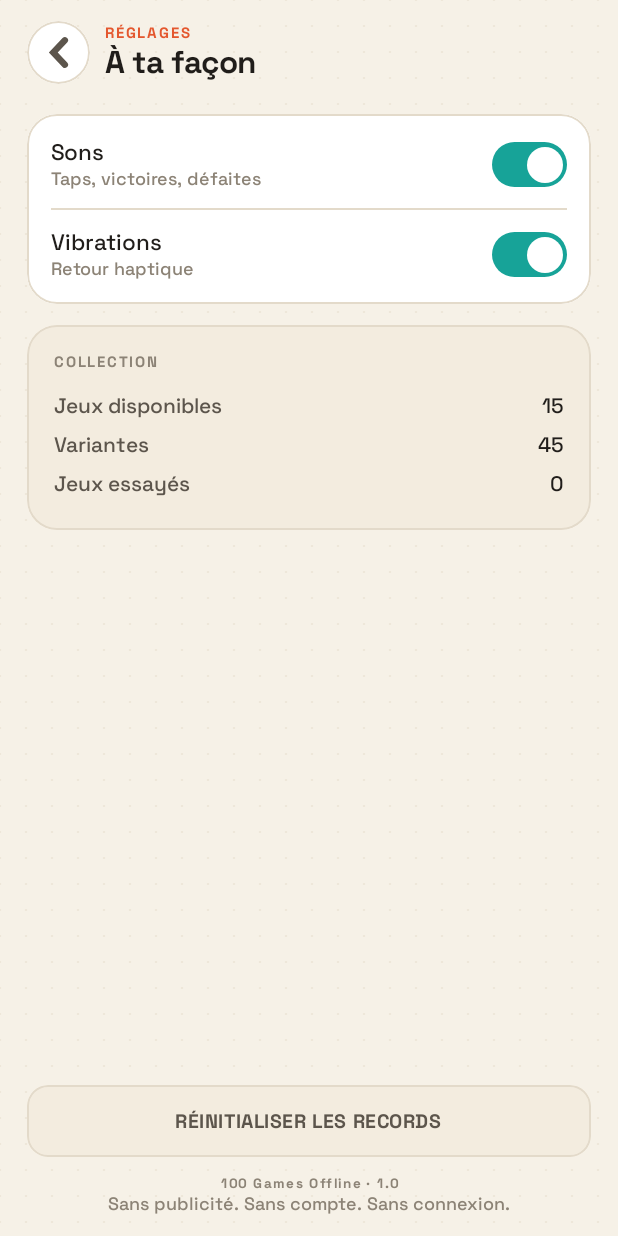
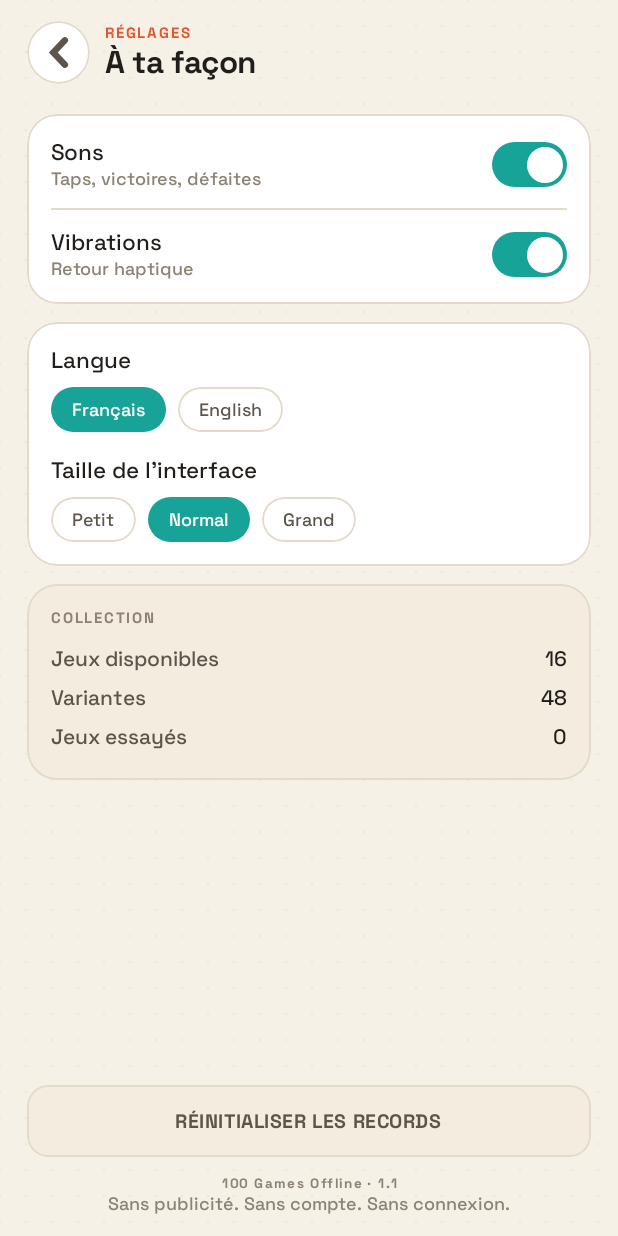
Before and after one commit to joynix28/100-games-offline, an Android app built with Jetpack Compose: the composable SettingsScreen shown on its own in the app's theme, on a phone screen of 412 x 824 dp. Run offline under Robolectric (Android 15) with nearby library versions, the phone set to English and light mode, and no system bars.

Commit message:
feat: langue FR/EN, zoom, jeu de dames
- réglages langue et taille d'interface, persistés
- hub, réglages et panneau de fin traduits
- 16e jeu : Dames (3 formats)
- README mis à jour

```diff
--- a/app/build.gradle.kts
+++ b/app/build.gradle.kts
@@ -21,8 +21,8 @@ android {
         applicationId = "com.botillon.games"
         minSdk = 26
         targetSdk = 35
-        versionCode = 2
-        versionName = "1.0.1"
+        versionCode = 3
+        versionName = "1.0.2"
         resourceConfigurations += listOf("fr", "en")
         vectorDrawables { useSupportLibrary = true }
     }
--- a/app/src/main/kotlin/com/botillon/games/AndroidProgressStore.kt
+++ b/app/src/main/kotlin/com/botillon/games/AndroidProgressStore.kt
@@ -32,6 +32,10 @@ class AndroidProgressStore(context: Context) : ProgressStore {
             played = played,
             sound = prefs.getBoolean("sound", true),
             haptics = prefs.getBoolean("haptics", true),
+            lang = runCatching {
+                com.botillon.games.ui.Lang.valueOf(prefs.getString("lang", "FR") ?: "FR")
+            }.getOrDefault(com.botillon.games.ui.Lang.FR),
+            zoom = prefs.getFloat("zoom", 1f),
         )
     }
 
@@ -41,6 +45,8 @@ class AndroidProgressStore(context: Context) : ProgressStore {
             .putString("played", progress.played.joinToString(","))
             .putBoolean("sound", progress.sound)
             .putBoolean("haptics", progress.haptics)
+            .putString("lang", progress.lang.name)
+            .putFloat("zoom", progress.zoom)
             .apply()
     }
 }
--- a/desktop/src/main/kotlin/com/botillon/games/DesktopPlatform.kt
+++ b/desktop/src/main/kotlin/com/botillon/games/DesktopPlatform.kt
@@ -34,6 +34,10 @@ class DesktopProgressStore : ProgressStore {
                 played = props.getProperty("played").orEmpty().split(',').filter { it.isNotBlank() }.toSet(),
                 sound = props.getProperty("sound")?.toBooleanStrictOrNull() ?: true,
                 haptics = props.getProperty("haptics")?.toBooleanStrictOrNull() ?: true,
+                lang = runCatching {
+                    com.botillon.games.ui.Lang.valueOf(props.getProperty("lang", "FR"))
+                }.getOrDefault(com.botillon.games.ui.Lang.FR),
+                zoom = props.getProperty("zoom")?.toFloatOrNull() ?: 1f,
             )
         }.getOrDefault(Progress())
     }
@@ -46,6 +50,8 @@ class DesktopProgressStore : ProgressStore {
             props.setProperty("played", progress.played.joinToString(","))
             props.setProperty("sound", progress.sound.toString())
             props.setProperty("haptics", progress.haptics.toString())
+            props.setProperty("lang", progress.lang.name)
+            props.setProperty("zoom", progress.zoom.toString())
             file.outputStream().use { props.store(it, "100 Games Offline") }
         }
     }
--- a/shared/src/commonMain/kotlin/com/botillon/games/ui/Catalog.kt
+++ b/shared/src/commonMain/kotlin/com/botillon/games/ui/Catalog.kt
@@ -1,6 +1,7 @@
 package com.botillon.games.ui
 
 import com.botillon.games.games.BreakoutGame
+import com.botillon.games.games.CheckersGame
 import com.botillon.games.games.Connect4Game
 import com.botillon.games.games.Game2048Entry
 import com.botillon.games.games.MemoryGame
@@ -38,6 +39,7 @@ object Catalog {
         Connect4Game.entry,
         MathGame.entry,
         HangmanGame.entry,
+        CheckersGame.entry,
     )
 
     fun byId(id: String): GameEntry? = entries.firstOrNull { it.id == id }
--- a/shared/src/commonMain/kotlin/com/botillon/games/ui/Platform.kt
+++ b/shared/src/commonMain/kotlin/com/botillon/games/ui/Platform.kt
@@ -28,6 +28,8 @@ data class Progress(
     val played: Set<String> = emptySet(),
     val sound: Boolean = true,
     val haptics: Boolean = true,
+    val lang: Lang = Lang.FR,
+    val zoom: Float = 1f,
 ) {
     fun bestOf(id: String): Long = best[id] ?: 0L
 }
--- a/shared/src/commonMain/kotlin/com/botillon/games/ui/SettingsScreen.kt
+++ b/shared/src/commonMain/kotlin/com/botillon/games/ui/SettingsScreen.kt
@@ -3,6 +3,7 @@ package com.botillon.games.ui
 import androidx.compose.animation.core.animateFloatAsState
 import androidx.compose.animation.core.tween
 import androidx.compose.foundation.background
+import androidx.compose.foundation.border
 import androidx.compose.foundation.clickable
 import androidx.compose.foundation.layout.Box
 import androidx.compose.foundation.layout.Column
@@ -26,6 +27,7 @@ import androidx.compose.ui.Alignment
 import androidx.compose.ui.Modifier
 import androidx.compose.ui.draw.clip
 import androidx.compose.ui.graphics.Color
+import androidx.compose.ui.text.style.TextAlign
 import androidx.compose.ui.unit.dp
 import androidx.compose.ui.unit.sp
 
@@ -35,8 +37,11 @@ fun SettingsScreen(
     onBack: () -> Unit,
     onToggleSound: (Boolean) -> Unit,
     onToggleHaptics: (Boolean) -> Unit,
+    onLang: (Lang) -> Unit,
+    onZoom: (Float) -> Unit,
     onReset: () -> Unit,
 ) {
+    val s = LocalStrings.current
     var confirm by remember { mutableStateOf(false) }
 
     Backdrop {
@@ -51,8 +56,8 @@ fun SettingsScreen(
                 }
                 Spacer(Modifier.width(10.dp))
                 Column {
-                    AppText("RÉGLAGES", style = Typo.label, color = Ink.Coral)
-                    AppText("À ta façon", style = Typo.title, color = Ink.Text)
+                    AppText(s.settings, style = Typo.label, color = Ink.Coral)
+                    AppText(s.settingsSub, style = Typo.title, color = Ink.Text)
                 }
             }
 
@@ -60,57 +65,65 @@ fun SettingsScreen(
 
             Panel(Modifier.fillMaxWidth()) {
                 Column(Modifier.padding(vertical = 4.dp)) {
-                    SettingRow(
-                        title = "Sons",
-                        subtitle = "Taps, victoires, défaites",
-                        checked = progress.sound,
-                        onChange = onToggleSound,
-                    )
-                    Box(
-                        Modifier
-                            .fillMaxWidth()
-                            .padding(horizontal = 16.dp)
-                            .height(1.dp)
-                            .background(Ink.Line),
-                    )
-                    SettingRow(
-                        title = "Vibrations",
-                        subtitle = "Retour haptique",
-                        checked = progress.haptics,
-                        onChange = onToggleHaptics,
-                    )
+                    SettingRow(s.sound, s.soundSub, progress.sound, onToggleSound)
+                    Box(Modifier.fillMaxWidth().padding(horizontal = 16.dp).height(1.dp).background(Ink.Line))
+                    SettingRow(s.haptics, s.hapticsSub, progress.haptics, onToggleHaptics)
                 }
             }
 
-            Spacer(Modifier.height(14.dp))
+            Spacer(Modifier.height(12.dp))
+
+            Panel(Modifier.fillMaxWidth()) {
+                Column(Modifier.padding(16.dp)) {
+                    AppText(s.language, style = Typo.body.copy(fontSize = 15.sp), color = Ink.Text)
+                    Spacer(Modifier.height(8.dp))
+                    Row {
+                        ChoiceChip("Français", progress.lang == Lang.FR) { onLang(Lang.FR) }
+                        Spacer(Modifier.width(8.dp))
+                        ChoiceChip("English", progress.lang == Lang.EN) { onLang(Lang.EN) }
+                    }
+                    Spacer(Modifier.height(16.dp))
+                    AppText(s.zoom, style = Typo.body.copy(fontSize = 15.sp), color = Ink.Text)
+                    Spacer(Modifier.height(8.dp))
+                    Row {
+                        ChoiceChip(s.zoomSmall, progress.zoom < 0.95f) { onZoom(0.88f) }
+                        Spacer(Modifier.width(8.dp))
+                        ChoiceChip(s.zoomNormal, progress.zoom in 0.95f..1.05f) { onZoom(1f) }
+                        Spacer(Modifier.width(8.dp))
+                        ChoiceChip(s.zoomLarge, progress.zoom > 1.05f) { onZoom(1.14f) }
+                    }
+                }
+            }
+
+            Spacer(Modifier.height(12.dp))
 
             Panel(Modifier.fillMaxWidth(), color = Ink.CardAlt) {
-                Column(Modifier.padding(18.dp)) {
-                    AppText("COLLECTION", style = Typo.label, color = Ink.Muted)
-                    Spacer(Modifier.height(10.dp))
-                    StatLine("Jeux disponibles", "${Catalog.entries.size}")
-                    StatLine("Variantes", "${Catalog.variantCount}")
-                    StatLine("Jeux essayés", "${progress.played.size}")
+                Column(Modifier.padding(16.dp)) {
+                    AppText(s.collection, style = Typo.label, color = Ink.Muted)
+                    Spacer(Modifier.height(8.dp))
+                    StatLine(s.gamesAvailable, "${Catalog.entries.size}")
+                    StatLine(s.variantsCount, "${Catalog.variantCount}")
+                    StatLine(s.tried, "${progress.played.size}")
                 }
             }
 
             Spacer(Modifier.weight(1f))
 
-            SecondaryButton("RÉINITIALISER LES RECORDS", { confirm = true }, Modifier.fillMaxWidth())
+            SecondaryButton(s.resetRecords, { confirm = true }, Modifier.fillMaxWidth())
             Spacer(Modifier.height(12.dp))
             AppText(
-                "100 Games Offline · 1.0",
+                "100 Games Offline · 1.1",
                 style = Typo.label.copy(fontSize = 9.sp),
                 color = Ink.Muted,
                 modifier = Modifier.fillMaxWidth(),
-                align = androidx.compose.ui.text.style.TextAlign.Center,
+                align = TextAlign.Center,
             )
             AppText(
-                "Sans publicité. Sans compte. Sans connexion.",
+                s.about,
                 style = Typo.small,
                 color = Ink.Muted,
                 modifier = Modifier.fillMaxWidth(),
-                align = androidx.compose.ui.text.style.TextAlign.Center,
+                align = TextAlign.Center,
             )
         }
 
@@ -124,19 +137,11 @@ fun SettingsScreen(
             ) {
                 Panel(Modifier.fillMaxWidth().padding(horizontal = 28.dp)) {
                     Column(Modifier.padding(22.dp), horizontalAlignment = Alignment.CenterHorizontally) {
-                        AppText("Effacer les records ?", style = Typo.title, color = Ink.Text)
+                        AppText(s.resetTitle, style = Typo.title, color = Ink.Text)
                         Spacer(Modifier.height(10.dp))
-                        PrimaryButton(
-                            "EFFACER",
-                            {
-                                onReset()
-                                confirm = false
-                            },
-                            Modifier.fillMaxWidth(),
-                            color = Ink.Coral,
-                        )
+                        PrimaryButton(s.erase, { onReset(); confirm = false }, Modifier.fillMaxWidth(), color = Ink.Coral)
                         Spacer(Modifier.height(8.dp))
-                        SecondaryButton("ANNULER", { confirm = false }, Modifier.fillMaxWidth())
+                        SecondaryButton(s.cancel, { confirm = false }, Modifier.fillMaxWidth())
                     }
                 }
             }
@@ -145,17 +150,23 @@ fun SettingsScreen(
 }
 
 @Composable
-private fun SettingRow(
-    title: String,
-    subtitle: String,
-    checked: Boolean,
-    onChange: (Boolean) -> Unit,
-) {
+private fun ChoiceChip(label: String, selected: Boolean, onClick: () -> Unit) {
+    Box(
+        Modifier
+            .clip(RoundedCornerShape(50))
+            .background(if (selected) Ink.Teal else Ink.Card)
+            .then(if (selected) Modifier else Modifier.border(1.dp, Ink.Line, RoundedCornerShape(50)))
+            .clickable(onClick = onClick)
+            .padding(horizontal = 14.dp, vertical = 7.dp),
+    ) {
+        AppText(label, style = Typo.small, color = if (selected) Color.White else Ink.Soft)
+    }
+}
+
+@Composable
+private fun SettingRow(title: String, subtitle: String, checked: Boolean, onChange: (Boolean) -> Unit) {
     Row(
-        Modifier
-            .fillMaxWidth()
-            .clickable { onChange(!checked) }
-            .padding(horizontal = 16.dp, vertical = 12.dp),
+        Modifier.fillMaxWidth().clickable { onChange(!checked) }.padding(horizontal = 16.dp, vertical = 12.dp),
         verticalAlignment = Alignment.CenterVertically,
     ) {
         Column(Modifier.weight(1f)) {
@@ -177,13 +188,7 @@ private fun Switch(checked: Boolean, onChange: (Boolean) -> Unit) {
             .clickable { onChange(!checked) },
         contentAlignment = Alignment.CenterStart,
     ) {
-        Box(
-            Modifier
-                .offset(x = (3 + knob * 20).dp)
-                .size(24.dp)
-                .clip(CircleShape)
-                .background(Color.White),
-        )
+        Box(Modifier.offset(x = (3 + knob * 20).dp).size(24.dp).clip(CircleShape).background(Color.White))
     }
 }
 
--- /dev/null
+++ b/shared/src/commonMain/kotlin/com/botillon/games/ui/Strings.kt
@@ -0,0 +1,52 @@
+package com.botillon.games.ui
+
+import androidx.compose.runtime.staticCompositionLocalOf
+
+enum class Lang { FR, EN }
+
+class Strings(val lang: Lang) {
+    private fun t(fr: String, en: String) = if (lang == Lang.FR) fr else en
+
+    val eyebrow = t("SANS PUB · HORS-LIGNE", "NO ADS · OFFLINE")
+    val titleTop = "100"
+    val titleBottom = t("Jeux", "Games")
+    fun subtitle(games: Int, variants: Int) = if (lang == Lang.FR) {
+        "$games jeux · $variants variantes · aucun compte"
+    } else {
+        "$games games · $variants variants · no account"
+    }
+    val all = t("Tout", "All")
+    val search = t("Chercher un jeu", "Find a game")
+    val variants = t("variantes", "variants")
+    val played = t("essayés", "played")
+
+    val settings = t("RÉGLAGES", "SETTINGS")
+    val settingsSub = t("À ta façon", "Your way")
+    val sound = t("Sons", "Sound")
+    val soundSub = t("Taps, victoires, défaites", "Taps, wins, losses")
+    val haptics = t("Vibrations", "Vibration")
+    val hapticsSub = t("Retour haptique", "Haptic feedback")
+    val language = t("Langue", "Language")
+    val zoom = t("Taille de l'interface", "Interface size")
+    val zoomSmall = t("Petit", "Small")
+    val zoomNormal = t("Normal", "Normal")
+    val zoomLarge = t("Grand", "Large")
+    val collection = t("COLLECTION", "COLLECTION")
+    val gamesAvailable = t("Jeux disponibles", "Games available")
+    val variantsCount = t("Variantes", "Variants")
+    val tried = t("Jeux essayés", "Games tried")
+    val resetRecords = t("RÉINITIALISER LES RECORDS", "RESET RECORDS")
+    val resetTitle = t("Effacer les records ?", "Erase the records?")
+    val erase = t("EFFACER", "ERASE")
+    val cancel = t("ANNULER", "CANCEL")
+    val about = t("Sans publicité. Sans compte. Sans connexion.", "No ads. No account. No connection.")
+
+    val won = t("GAGNÉ", "WON")
+    val over = t("TERMINÉ", "FINISHED")
+    val newRecord = t("nouveau record", "new record")
+    val record = t("record", "best")
+    val playAgain = t("REJOUER", "PLAY AGAIN")
+    val menu = t("MENU", "MENU")
+}
+
+val LocalStrings = staticCompositionLocalOf { Strings(Lang.FR) }
```
Also changed, not shown: shared/src/commonMain/kotlin/com/botillon/games/games/CheckersGame.kt (added, +260 -0 lines), shared/src/commonMain/kotlin/com/botillon/games/ui/App.kt (+8 -1 lines), shared/src/commonMain/kotlin/com/botillon/games/ui/Framework.kt (+5 -4 lines), shared/src/commonMain/kotlin/com/botillon/games/ui/HubScreen.kt (+6 -5 lines), 1 other file.
